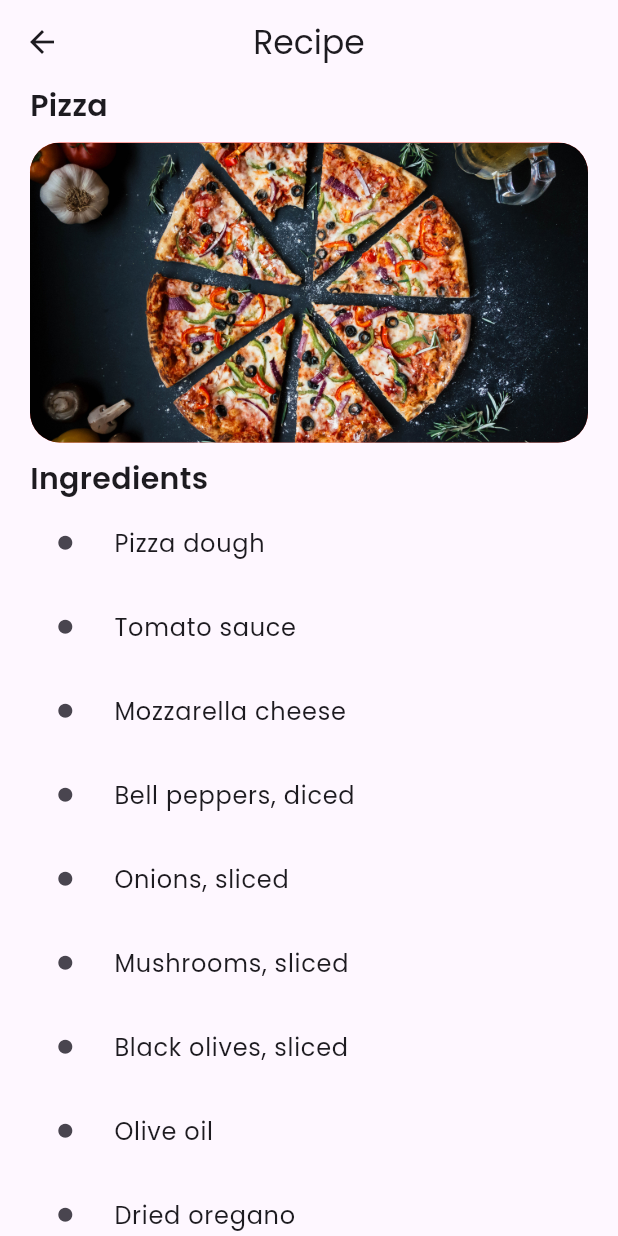
After one commit to Shivamk034/the_chef, a Flutter app: the HomeScreen screen opened by its route, after a tap on "Pizza", on a phone screen of 412 x 824 dp. The commit adds this screen. Run offline on Flutter 3.47's test engine with Material 3 defaults, Android fonts, the phone set to English and light mode, and no system bars; our stand-ins replace flutter_swiper_view, gap.

Commit message:
Add navigation to featured recipes details Update DishCard to handle recipe details

```diff
--- a/lib/main.dart
+++ b/lib/main.dart
@@ -1,4 +1,5 @@
 import 'package:flutter/material.dart';
+import 'package:the_chef/screens/featured_recipes_page.dart';
 import 'package:the_chef/screens/home_screen.dart';
 import 'package:the_chef/screens/login_screen.dart';
 
--- /dev/null
+++ b/lib/screens/featured_recipes_page.dart
@@ -0,0 +1,63 @@
+import 'package:flutter/material.dart';
+import 'package:gap/gap.dart';
+
+class FeaturedRecipe extends StatelessWidget {
+  final String recipeName;
+  final String recipeImage;
+  final List recipeInstruction;
+  final List recipeIngredients;
+
+  const FeaturedRecipe({required this.recipeName, required this.recipeImage, required this.recipeIngredients, required this.recipeInstruction, super.key});
+
+  @override
+  Widget build(BuildContext context) {
+    return Scaffold(
+      appBar: AppBar(
+        title: const Text('Recipe', style: TextStyle(fontWeight: FontWeight.w500),),
+        centerTitle: true,
+      ),
+      body: SafeArea(
+        child: SingleChildScrollView(
+          child: Container(
+            margin: const EdgeInsets.symmetric(horizontal: 20),
+            width: double.infinity,
+            child: Column(
+              crossAxisAlignment: CrossAxisAlignment.start,
+              children: [
+                Text(recipeName, style: const TextStyle(fontSize: 20, fontWeight: FontWeight.w600),),
+                const Gap(10),
+                Center(
+                  child: Container(
+                    height: 200,
+                    decoration: BoxDecoration(
+                      image: DecorationImage(
+                        image: AssetImage(recipeImage),
+                        fit: BoxFit.cover
+                      ),
+                      borderRadius: BorderRadius.circular(20.0),
+                      color: Colors.red
+                    ),
+                  ),
+                ),
+                const Gap(10),
+                const Text('Ingredients', style: TextStyle(fontWeight: FontWeight.w600, fontSize: 20),),
+                for(var i in recipeIngredients)
+                  ListTile(
+                    leading: const Text('•', style: TextStyle(fontWeight: FontWeight.w800, fontSize: 30)),
+                    title: Text(i),
+                  ),
+                const Gap(10),
+                const Text('Instructions', style: TextStyle(fontSize: 20, fontWeight: FontWeight.w600),),
+                for(var i in recipeInstruction)
+                  ListTile(
+                    leading: const Text('•', style: TextStyle(fontWeight: FontWeight.w800, fontSize: 30)),
+                    title: Text(i),
+                  ),
+              ],
+            ),
+          ),
+        ),
+      ),
+    );
+  }
+}
--- a/lib/screens/home_screen.dart
+++ b/lib/screens/home_screen.dart
@@ -135,23 +135,23 @@ class _HomeScreenState extends State<HomeScreen> {
                     scrollDirection: Axis.horizontal,
                     child: Container(
                       margin: const EdgeInsets.only(top: 10),
-                      child: const Row(
+                      child: Row(
                         mainAxisAlignment: MainAxisAlignment.spaceBetween,
                         children: [
                           DishCard(
                             image: 'assets/images/pizza.jpg',
                             dishName: 'Pizza',
                           ),
-                          Gap(20),
+                          const Gap(20),
                           DishCard(
                               image: 'assets/images/burger.jpg',
                               dishName: 'Burger'),
-                          Gap(20),
+                          const Gap(20),
                           DishCard(
                             image: 'assets/images/chicken_masala.jpeg',
-                            dishName: 'Indian Chicken Masala',
+                            dishName: 'Chicken Masala',
                           ),
-                          Gap(20),
+                          const Gap(20),
                           DishCard(
                               image: 'assets/images/dal.jpg',
                               dishName: 'Dal Tadka'),
--- /dev/null
+++ b/lib/utils/featured_recipes_info.dart
@@ -0,0 +1,99 @@
+List<String> chickenMasalaIngredients = [
+  "1 kg chicken, cut into pieces",
+  "2 large onions, finely chopped",
+  "2 tomatoes, chopped",
+  "1/2 cup yogurt",
+  "1/4 cup oil",
+  "1 tablespoon ginger-garlic paste",
+  "1 teaspoon cumin seeds",
+  "1 teaspoon coriander powder",
+  "1 teaspoon turmeric powder",
+  "1 teaspoon red chili powder",
+  "1 teaspoon garam masala",
+  "Salt to taste",
+  "Fresh coriander leaves for garnish"
+];
+List<String> chickenMasalaInstructions = [
+  "Marinate the chicken with yogurt, ginger-garlic paste, turmeric powder, red chili powder, and salt. Let it marinate for at least 2 hours or overnight in the refrigerator.",
+  "Heat oil in a pan and add cumin seeds. Once they splutter, add chopped onions and sauté until golden brown.",
+  "Add chopped tomatoes and cook until they become soft and the oil starts separating from the masala.",
+  "Add marinated chicken to the pan and cook on high heat until the chicken is well browned.",
+  "Reduce the heat to low, add coriander powder, and stir well. Cook for a few minutes until the spices are fragrant.",
+  "Add water as needed to achieve the desired consistency of the gravy. Cover and simmer until the chicken is cooked through and the flavors meld together.",
+  "Sprinkle garam masala and garnish with fresh coriander leaves.",
+  "Serve hot with rice or naan."
+];
+
+List<String> pizzaIngredients = [
+  "Pizza dough",
+  "Tomato sauce",
+  "Mozzarella cheese",
+  "Bell peppers, diced",
+  "Onions, sliced",
+  "Mushrooms, sliced",
+  "Black olives, sliced",
+  "Olive oil",
+  "Dried oregano",
+  "Salt and pepper to taste"
+];
+
+List<String> pizzaInstructions = [
+  "Preheat the oven according to the pizza dough instructions.",
+  "Roll out the pizza dough on a floured surface and transfer it to a pizza pan or baking sheet.",
+  "Spread a layer of tomato sauce over the dough, leaving a border for the crust.",
+  "Sprinkle a generous amount of mozzarella cheese over the sauce.",
+  "Add diced bell peppers, sliced onions, sliced mushrooms, and sliced black olives as desired.",
+  "Drizzle a little olive oil over the toppings and sprinkle with dried oregano, salt, and pepper.",
+  "Bake in the preheated oven until the crust is golden and the cheese is bubbly and browned.",
+  "Slice and enjoy your homemade vegetarian pizza!"
+];
+
+List<String> burgerIngredients = [
+  "Vegetarian burger patties",
+  "Burger buns",
+  "Lettuce leaves",
+  "Tomato slices",
+  "Onion slices",
+  "Cheese slices",
+  "Ketchup",
+  "Mustard",
+  "Mayonnaise",
+  "Salt and pepper to taste"
+];
+
+List<String> burgerInstructions = [
+  "Cook the vegetarian burger patties according to package instructions.",
+  "Slice the burger buns and lightly toast them on the grill or in a toaster.",
+  "Assemble the burgers by placing a lettuce leaf on the bottom bun, followed by a cooked vegetarian patty.",
+  "Add a slice of cheese, tomato slices, and onion slices.",
+  "Spread ketchup, mustard, and mayonnaise on the top bun.",
+  "Place the top bun on the assembled ingredients to complete the vegetarian burger.",
+  "Serve the burgers hot and enjoy your vegetarian meal!"
+];
+
+List<String> dalIngredients = [
+  "1 cup yellow lentils (dal)",
+  "3 cups water",
+  "1 medium-sized onion, finely chopped",
+  "2 tomatoes, chopped",
+  "1 teaspoon cumin seeds",
+  "1 teaspoon mustard seeds",
+  "1 teaspoon turmeric powder",
+  "1 teaspoon red chili powder",
+  "A pinch of asafoetida (hing)",
+  "2 tablespoons ghee or oil",
+  "Salt to taste",
+  "Fresh coriander leaves for garnish"
+];
+
+List<String> dalInstructions = [
+  "Rinse the yellow lentils thoroughly and cook them with water, turmeric powder, and salt until soft and mushy.",
+  "In a separate pan, heat ghee or oil. Add cumin seeds, mustard seeds, and asafoetida. Let them splutter.",
+  "Add chopped onions and sauté until golden brown.",
+  "Add chopped tomatoes and cook until they become soft and the oil starts separating from the masala.",
+  "Add red chili powder and stir well.",
+  "Combine the cooked lentils with the tempering mixture. Adjust the consistency by adding water if needed.",
+  "Simmer for a few minutes to let the flavors meld together.",
+  "Garnish with fresh coriander leaves.",
+  "Serve hot with rice or flatbread (roti)."
+];
--- a/lib/widgets/dish_card.dart
+++ b/lib/widgets/dish_card.dart
@@ -1,19 +1,44 @@
 import 'package:flutter/material.dart';
+import 'package:the_chef/screens/featured_recipes_page.dart';
+import 'package:the_chef/utils/featured_recipes_info.dart';
 
-class DishCard extends StatefulWidget {
+class DishCard extends StatelessWidget {
   final String image;
   final String dishName;
-  const DishCard({Key? key, required this.image, required this.dishName}): super(key: key);
-
-  @override
-  State<DishCard> createState() => _DishCardState();
-}
-
-class _DishCardState extends State<DishCard> {
+  DishCard({Key? key, required this.image, required this.dishName}): super(key: key);
 
   @override
   Widget build(BuildContext context) {
-    return Stack(
+    List<String> ingredients = [];
+    List<String> instructions = [];
+
+    if(dishName == 'Chicken Masala'){
+      ingredients = chickenMasalaIngredients;
+      instructions = chickenMasalaInstructions;
+    } else if(dishName == 'Pizza') {
+      ingredients = pizzaIngredients;
+      instructions = pizzaInstructions;
+    } else if(dishName == 'Burger') {
+      ingredients = burgerIngredients;
+      instructions = burgerInstructions;
+    } else if(dishName == 'Dal Tadka') {
+      ingredients = dalIngredients;
+      instructions = dalInstructions;
+    }
+
+    return InkWell(
+      onTap: () {
+        Navigator.push(context, MaterialPageRoute(
+            builder: (context) => FeaturedRecipe(
+                recipeName: dishName,
+                recipeImage: image,
+                recipeIngredients: ingredients,
+                recipeInstruction: instructions,
+            )
+          )
+        );
+      },
+      child: Stack(
         children: [
           Container(
             height: 130,
@@ -22,7 +47,7 @@ class _DishCardState extends State<DishCard> {
               borderRadius: BorderRadius.circular(16),
               image: DecorationImage(
                   image: AssetImage(
-                    widget.image,
+                      image,
                   ),
                 fit: BoxFit.fill,
               ),
@@ -44,7 +69,7 @@ class _DishCardState extends State<DishCard> {
               // color: Color(0xff103c4a),
               borderRadius: BorderRadius.only(bottomLeft: Radius.circular(16.0), bottomRight: Radius.circular(16.0))
             ),
-          child: Text(widget.dishName,
+            child: Text(dishName,
               textAlign: TextAlign.center,
               style: const TextStyle(
                   fontWeight: FontWeight.w500,
@@ -53,6 +78,7 @@ class _DishCardState extends State<DishCard> {
               ),),
           ),
         ],
+      ),
     );
   }
 }
```
Also changed, not shown: lib/keys/keys.dart (line endings or trailing spaces). Lines whose indentation alone changed are shown as unchanged.
